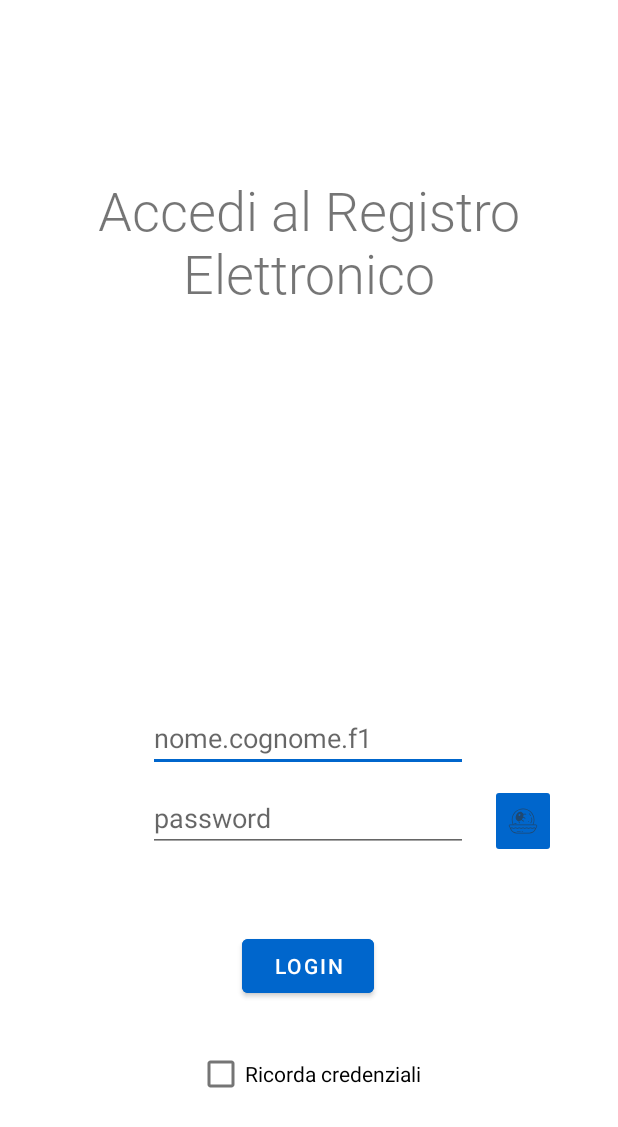
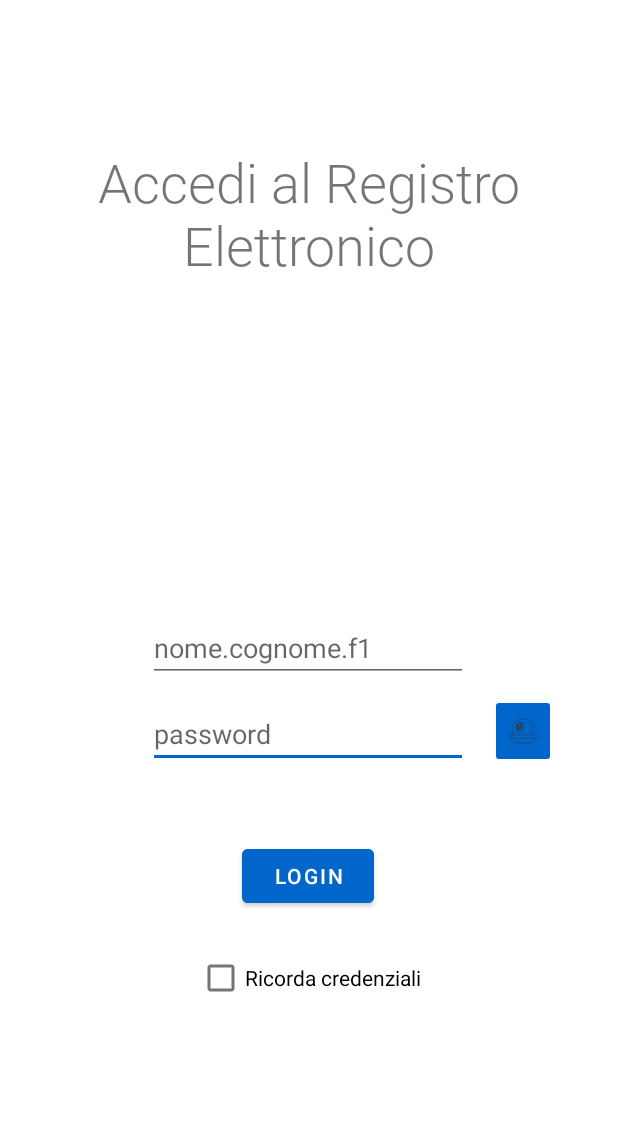
Before and after one commit to Giua-app/Giua-App, an Android app: the screen it shows after launch (MainActivity), on a phone screen of 412 x 824 dp. Shown: the top 1127 px of the screen. Run offline under Robolectric (Android 15) with nearby library versions, the phone set to English and light mode, and no system bars.

Commit message:
Added some comments in xml files to understand better what components do, changed login menu, deleted useless files

```diff
--- a/app/src/main/java/com/giua/app/MainActivity.java
+++ b/app/src/main/java/com/giua/app/MainActivity.java
@@ -143,9 +143,6 @@
         if(!etUsername.getText().toString().isEmpty() && !etPassword.getText().toString().isEmpty()){
             login();
         }
-
-
-
     }
 
     private void login(){
--- a/app/src/main/res/layout/activity_main.xml
+++ b/app/src/main/res/layout/activity_main.xml
@@ -11,7 +11,7 @@
         android:id="@+id/login_button"
         android:layout_width="wrap_content"
         android:layout_height="wrap_content"
-        android:layout_marginBottom="156dp"
+        android:layout_marginBottom="216dp"
         android:backgroundTint="@color/main_color"
         android:text="LOGIN"
         app:layout_constraintBottom_toBottomOf="parent"
@@ -19,24 +19,21 @@
         app:layout_constraintHorizontal_bias="0.498"
         app:layout_constraintStart_toStartOf="parent" />
 
-    <EditText
-        android:id="@+id/textUser"
+    <CheckBox
+        android:id="@+id/checkbox_remember_credentials"
         android:layout_width="wrap_content"
         android:layout_height="wrap_content"
-        android:layout_marginBottom="8dp"
-        android:ems="10"
-        android:hint="nome.cognome.f1"
-        android:inputType="textPersonName"
-        app:layout_constraintBottom_toTopOf="@+id/textPassword"
+        android:layout_marginTop="20dp"
+        android:text="Ricorda credenziali"
         app:layout_constraintEnd_toEndOf="parent"
-        app:layout_constraintHorizontal_bias="0.497"
-        app:layout_constraintStart_toStartOf="parent" />
+        app:layout_constraintStart_toStartOf="parent"
+        app:layout_constraintTop_toBottomOf="@+id/login_button" />
 
     <EditText
         android:id="@+id/textPassword"
         android:layout_width="wrap_content"
         android:layout_height="wrap_content"
-        android:layout_marginBottom="52dp"
+        android:layout_marginBottom="48dp"
         android:ems="10"
         android:hint="password"
         android:inputType="textPassword"
@@ -44,21 +41,6 @@
         app:layout_constraintEnd_toEndOf="parent"
         app:layout_constraintHorizontal_bias="0.497"
         app:layout_constraintStart_toStartOf="parent" />
-
-    <TextView
-        android:id="@+id/txtUsername"
-        android:layout_width="wrap_content"
-        android:layout_height="wrap_content"
-        android:fontFamily="@font/roboto_light"
-        android:text="Accedi al Registro Elettronico"
-        android:textAlignment="center"
-        android:textSize="36sp"
-        app:layout_constraintBottom_toTopOf="@+id/textUser"
-        app:layout_constraintEnd_toEndOf="parent"
-        app:layout_constraintHorizontal_bias="0.0"
-        app:layout_constraintStart_toStartOf="parent"
-        app:layout_constraintTop_toTopOf="parent"
-        app:layout_constraintVertical_bias="0.304" />
 
     <ProgressBar
         android:id="@+id/progressBar"
@@ -86,8 +68,36 @@
         app:layout_constraintHorizontal_bias="0.365"
         app:layout_constraintStart_toEndOf="@+id/textPassword"
         app:layout_constraintTop_toTopOf="@+id/textPassword"
-        app:layout_constraintVertical_bias="0.0"
+        app:layout_constraintVertical_bias="1.0"
         app:srcCompat="@drawable/btn_show_password_false_image" />
+
+    <EditText
+        android:id="@+id/textUser"
+        android:layout_width="wrap_content"
+        android:layout_height="wrap_content"
+        android:layout_marginBottom="12dp"
+        android:ems="10"
+        android:hint="nome.cognome.f1"
+        android:inputType="textPersonName"
+        app:layout_constraintBottom_toTopOf="@+id/textPassword"
+        app:layout_constraintEnd_toEndOf="parent"
+        app:layout_constraintHorizontal_bias="0.497"
+        app:layout_constraintStart_toStartOf="parent" />
+
+    <TextView
+        android:id="@+id/txtUsername"
+        android:layout_width="wrap_content"
+        android:layout_height="wrap_content"
+        android:fontFamily="@font/roboto_light"
+        android:text="Accedi al Registro Elettronico"
+        android:textAlignment="center"
+        android:textSize="36sp"
+        app:layout_constraintBottom_toTopOf="@+id/textUser"
+        app:layout_constraintEnd_toEndOf="parent"
+        app:layout_constraintHorizontal_bias="0.0"
+        app:layout_constraintStart_toStartOf="parent"
+        app:layout_constraintTop_toTopOf="parent"
+        app:layout_constraintVertical_bias="0.304" />
 
     <TextView
         android:id="@+id/error_notification"
@@ -109,14 +119,4 @@
         app:layout_constraintHorizontal_bias="0.491"
         app:layout_constraintStart_toStartOf="parent" />
 
-    <CheckBox
-        android:id="@+id/checkbox_remember_credentials"
-        android:layout_width="wrap_content"
-        android:layout_height="wrap_content"
-        android:layout_marginTop="24dp"
-        android:text="Ricorda credenziali"
-        app:layout_constraintEnd_toEndOf="parent"
-        app:layout_constraintStart_toStartOf="parent"
-        app:layout_constraintTop_toBottomOf="@+id/login_button" />
-
 </androidx.constraintlayout.widget.ConstraintLayout>
--- a/app/src/main/res/layout/content_main.xml
+++ b/app/src/main/res/layout/content_main.xml
@@ -7,6 +7,7 @@
     app:layout_behavior="@string/appbar_scrolling_view_behavior"
     tools:showIn="@layout/app_bar_main">
 
+    <!-- Questo e da intendere come un fragment placeholder che viene sosituito dai fragment racchiusi nel navGraph -->
     <fragment
         android:id="@+id/nav_host_fragment"
         android:name="androidx.navigation.fragment.NavHostFragment"
--- a/app/src/main/res/values/colors.xml
+++ b/app/src/main/res/values/colors.xml
@@ -2,6 +2,7 @@
 <resources>
     <color name="main_color">#0066cc</color>
     <color name="error_message">#F84141</color>
+    <color name="error_edit_text_input">#FF0000</color>
     <color name="black">#FF000000</color>
     <color name="white">#FFFFFFFF</color>
 </resources>
```
Also changed, not shown: app/src/main/java/com/giua/app/DrawerActivity.java (+5 -26 lines), app/src/main/java/com/giua/app/LoggedInActivity.java (deleted, +0 -46 lines), app/src/main/java/com/giua/app/VotesFragment.java (deleted, +0 -52 lines), app/src/main/res/layout/activity_drawer.xml (+2 -8 lines), app/src/main/res/layout/app_bar_main.xml (+1 -8 lines).
